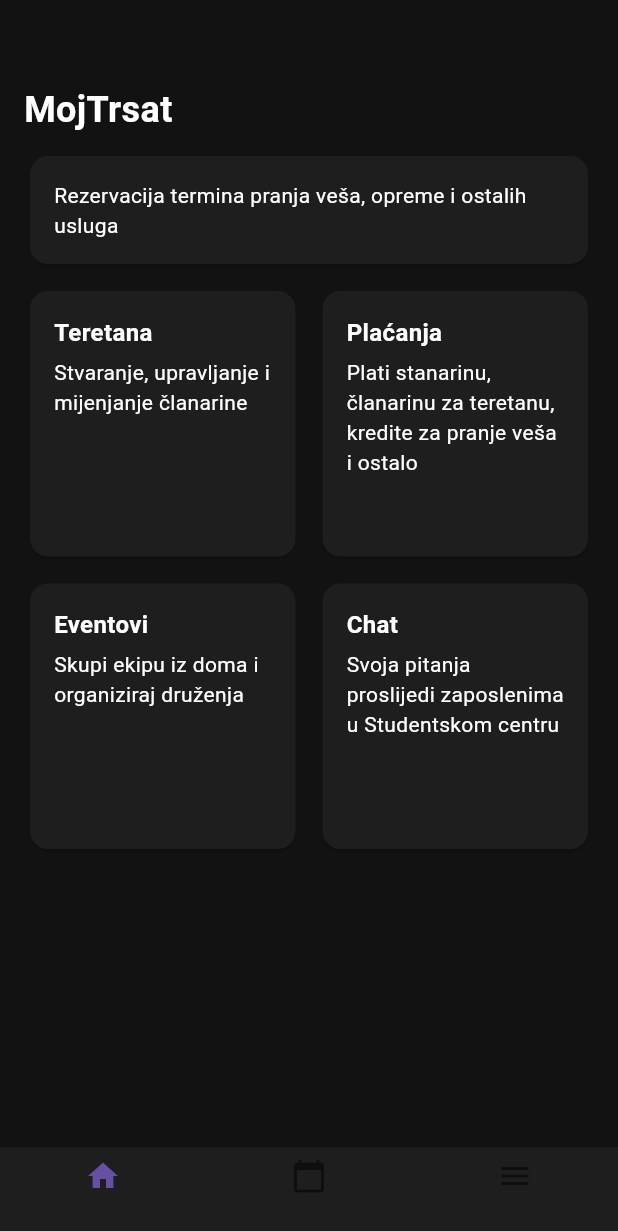
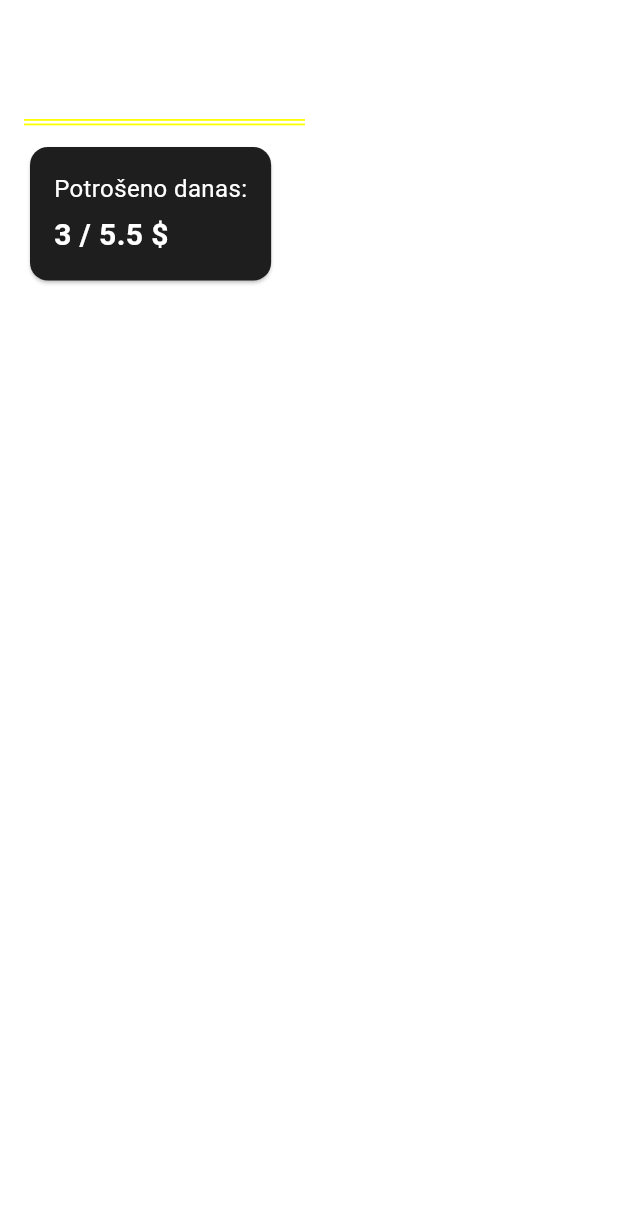
Before and after one commit to berojed/MojTrsat, a Flutter app: the MainScreen screen opened by its route, on a phone screen of 412 x 824 dp. Shown: the top 1231 px of the screen. Run offline on Flutter 3.47's test engine with Material 3 defaults, Android fonts, the phone set to English and light mode, and no system bars; our stand-ins replace google_sign_in, supabase_flutter; missing offline and left inert: dart:ffi; accounts and stored records are empty; network calls fail.

```diff
--- a/lib/data/repositories/auth_repository.dart
+++ b/lib/data/repositories/auth_repository.dart
@@ -1,8 +1,3 @@
-import 'dart:ffi';
-
-import 'package:google_sign_in/google_sign_in.dart';
-import 'package:mojtrsat/models/notification.dart';
-import 'package:provider/provider.dart';
 import 'package:supabase_flutter/supabase_flutter.dart';
 
 class AuthRepository {
--- a/lib/main.dart
+++ b/lib/main.dart
@@ -1,5 +1,6 @@
 import 'package:flutter/material.dart';
 import 'package:mojtrsat/data/repositories/auth_repository.dart';
+import 'package:mojtrsat/data/viewmodels/homeViewModel.dart';
 import 'package:mojtrsat/data/viewmodels/loginViewmodel.dart';
 import 'package:mojtrsat/data/viewmodels/registrationViewmodel.dart';
 import 'package:mojtrsat/src/app.dart';
@@ -21,7 +22,8 @@ void main() async {
               LoginViewmodel(authRepository: AuthRepository())),
       ChangeNotifierProvider(
           create: (context) =>
-              Registrationviewmodel(authRepository: AuthRepository()))
+              Registrationviewmodel(authRepository: AuthRepository())),
+      ChangeNotifierProvider(create: (_) => Homeviewmodel())
     ],
     child: MyApp(),
   ));
--- a/lib/src/app.dart
+++ b/lib/src/app.dart
@@ -20,8 +20,8 @@ class MyApp extends StatelessWidget {
       routes: {
         '/login': (context) => LoginScreen(),
         '/registration': (context) => RegistrationScreen(),
-        '/home': (context) => const HomeScreen(),
-        '/main': (context) => const MainScreen(),
+        '/home': (context) => HomeScreen(),
+        '/main': (context) => MainScreen(),
         '/settings': (context) => const SettingsScreen(),
       },
     );
--- a/lib/views/screens/login_screen.dart
+++ b/lib/views/screens/login_screen.dart
@@ -92,11 +92,9 @@ class LoginScreen extends StatelessWidget {
                                 context, email, password);
 
                             if (success) {
-
-                              Future.delayed(Duration(seconds: 3), () {
                                 Navigator.pushReplacementNamed(
                                     context, '/home');
-                              });
+
                             } else {
                               ScaffoldMessenger.of(context).showSnackBar(SnackBar(content: Text('Login nije uspio.')));
                             }
--- a/lib/views/screens/main_screen.dart
+++ b/lib/views/screens/main_screen.dart
@@ -1,27 +1,17 @@
 import 'package:flutter/material.dart';
 
 class MainScreen extends StatelessWidget {
-  const MainScreen({super.key});
-
   @override
   Widget build(BuildContext context) {
-    return Scaffold(
-      backgroundColor: Color(0xFF121212), // Black-ish background
-      bottomNavigationBar: BottomNavigationBar(
-        backgroundColor: Color(0xFF1E1E1E),
-        items: [
-          BottomNavigationBarItem(icon: Icon(Icons.home), label: ''),
-          BottomNavigationBarItem(icon: Icon(Icons.calendar_today), label: ''),
-          BottomNavigationBarItem(icon: Icon(Icons.menu), label: ''),
-        ],
-      ),
-      body: Padding(
+    return Container(
+        color: Colors.white,
+        child: Padding(
           padding: const EdgeInsets.all(16.0),
           child: Column(
             crossAxisAlignment: CrossAxisAlignment.start,
             children: [
               SizedBox(height: 40),
-            Text("MojTrsat",
+              Text("Bok, Bernard!",
                   style: TextStyle(
                       fontSize: 24,
                       fontWeight: FontWeight.bold,
@@ -31,53 +21,23 @@ class MainScreen extends StatelessWidget {
                 color: Color(0xFF1E1E1E),
                 child: Padding(
                   padding: const EdgeInsets.all(16.0),
-                child: Text(
-                    "Rezervacija termina pranja veša, opreme i ostalih usluga",
-                    style: TextStyle(color: Colors.white)),
+                  child: Column(
+                    crossAxisAlignment: CrossAxisAlignment.start,
+                    children: [
+                      Text("Potrošeno danas:",
+                          style: TextStyle(fontSize: 16, color: Colors.white)),
+                      SizedBox(height: 5),
+                      Text("3 / 5.5 \$",
+                          style: TextStyle(
+                              fontSize: 20,
+                              fontWeight: FontWeight.bold,
+                              color: Colors.white)),
+                    ],
                   ),
-            ),
-            SizedBox(height: 10),
-            Expanded(
-              child: GridView.count(
-                crossAxisCount: 2,
-                crossAxisSpacing: 10,
-                mainAxisSpacing: 10,
-                children: [
-                  _buildFeatureCard("Teretana",
-                      "Stvaranje, upravljanje i mijenjanje članarine"),
-                  _buildFeatureCard("Plaćanja",
-                      "Plati stanarinu, članarinu za teretanu, kredite za pranje veša i ostalo"),
-                  _buildFeatureCard(
-                      "Eventovi", "Skupi ekipu iz doma i organiziraj druženja"),
-                  _buildFeatureCard("Chat",
-                      "Svoja pitanja proslijedi zaposlenima u Studentskom centru"),
-                ],
                 ),
               ),
             ],
           ),
-      ),
-    );
-  }
-
-  Widget _buildFeatureCard(String title, String description) {
-    return Card(
-      color: Color(0xFF1E1E1E),
-      child: Padding(
-        padding: const EdgeInsets.all(16.0),
-        child: Column(
-          crossAxisAlignment: CrossAxisAlignment.start,
-          children: [
-            Text(title,
-                style: TextStyle(
-                    fontSize: 16,
-                    fontWeight: FontWeight.bold,
-                    color: Colors.white)),
-            SizedBox(height: 5),
-            Text(description, style: TextStyle(color: Colors.white)),
-          ],
-        ),
-      ),
-    );
+        ));
   }
 }
--- a/lib/views/screens/registration_screen.dart
+++ b/lib/views/screens/registration_screen.dart
@@ -1,6 +1,5 @@
 import 'package:flutter/material.dart';
 import 'package:mojtrsat/data/viewmodels/registrationViewmodel.dart';
-import 'package:mojtrsat/views/screens/login_screen.dart';
 import 'package:provider/provider.dart';
 
 class RegistrationScreen extends StatelessWidget {
```
Also changed, not shown: lib/data/viewmodels/homeViewModel.dart (added, +22 -0 lines), lib/views/screens/home_screen.dart (+33 -77 lines), lib/views/screens/settings_screen.dart (+1 -20 lines), pubspec.lock, 125 other files. Lines whose indentation alone changed are shown as unchanged.
